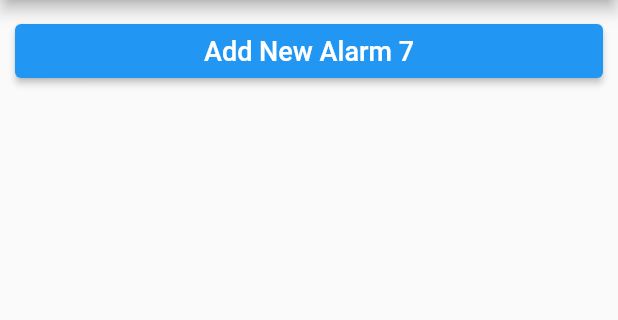
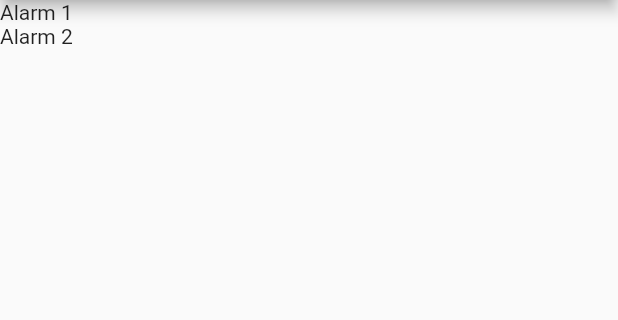
Before and after one commit to flak207/neat_alarm, a Flutter app: the screen it shows after launch, on a phone screen of 412 x 824 dp, the part 84-404 px from its top. Run offline on Flutter 3.47's test engine with Material 2 defaults, Android fonts, the phone set to English and light mode, and no system bars; our stand-ins replace flutter_local_notifications, shared_preferences, timezone.

Commit message:
Add base  model and storage service

```diff
--- a/lib/main.dart
+++ b/lib/main.dart
@@ -1,14 +1,14 @@
-import 'dart:async';
-
-import 'package:intl/intl.dart';
 import 'package:flutter/material.dart';
 import 'package:timezone/data/latest.dart' as tz;
 
-import './service/notification_service.dart';
+import 'package:neat_alarm/services/notification_service.dart';
+import 'package:neat_alarm/services/storage_service.dart';
+import 'package:neat_alarm/widgets/alarms_list.dart';
 
 Future<void> main() async {
   WidgetsFlutterBinding.ensureInitialized();
   await NotificationService().init();
+  await StorageService().init();
   tz.initializeTimeZones();
   runApp(const App());
 }
@@ -23,29 +23,28 @@
 class _AppState extends State<App> {
   @override
   Widget build(BuildContext context) {
-    AppBar appBarWdg = AppBar(title: const Text('Neat Alarm'));
+    // AppBar appBarWdg = AppBar(title: const Text('Neat Alarm'));
+    // var btnAddAlarm = ElevatedButton(
+    //     child: const Text(
+    //       'Add New Alarm 7',
+    //       style: TextStyle(fontSize: 18),
+    //     ),
+    //     onPressed: () async {
+    //       DateTime now = DateTime.now();
+    //       String formattedDate = DateFormat('yyyy-MM-dd HH:mm:ss').format(now);
+    //       debugPrint('Clicked $formattedDate');
 
-    var btnAddAlarm = ElevatedButton(
-        child: const Text(
-          'Add New Alarm 7',
-          style: TextStyle(fontSize: 18),
-        ),
-        onPressed: () async {
-          DateTime now = DateTime.now();
-          String formattedDate = DateFormat('yyyy-MM-dd HH:mm:ss').format(now);
-          debugPrint('Clicked $formattedDate');
+    //       NotificationService().showNotification("TEST");
+    //     });
+    // var btnContainer = Container(
+    //     margin: const EdgeInsets.all(10),
+    //     width: double.infinity,
+    //     child: btnAddAlarm);
+    // Widget bodyWdg = Column(children: [btnContainer]);
+    // Scaffold scaffold = Scaffold(appBar: appBarWdg, body: bodyWdg);
 
-          NotificationService().showNotification("TEST");
-        });
-    var btnContainer = Container(
-        margin: const EdgeInsets.all(10),
-        width: double.infinity,
-        child: btnAddAlarm);
-    Widget bodyWdg = Column(children: [btnContainer]);
-
-    Scaffold scaffold = Scaffold(appBar: appBarWdg, body: bodyWdg);
     // MaterialApp, CupertinoApp, WidgetsApp
-    MaterialApp baseApp = MaterialApp(home: scaffold);
+    const MaterialApp baseApp = MaterialApp(home: AlarmsList());
     return baseApp;
   }
 }
--- /dev/null
+++ b/lib/models/alarm.dart
@@ -0,0 +1,10 @@
+class Alarm {
+  final String name;
+  final DateTime dateTime;
+  final String description;
+  // final String soundPath;
+  final bool isActive;
+
+  Alarm(this.name, this.dateTime,
+      {this.description = '', this.isActive = true});
+}
--- a/lib/service/notification_service.dart
+++ b/lib/services/notification_service.dart
@@ -3,7 +3,7 @@ import 'package:flutter/material.dart';
 import 'package:flutter/services.dart';
 import 'package:timezone/timezone.dart' as tz;
 
-import '../constants.dart';
+import 'package:neat_alarm/constants.dart';
 
 class NotificationService {
   //#region Singletone
--- /dev/null
+++ b/lib/services/storage_service.dart
@@ -0,0 +1,33 @@
+import 'package:shared_preferences/shared_preferences.dart';
+
+import 'package:neat_alarm/models/alarm.dart';
+
+class StorageService {
+  //#region Singletone
+  static final StorageService _notificationService = StorageService._internal();
+
+  factory StorageService() {
+    return _notificationService;
+  }
+
+  StorageService._internal();
+  //#endregion
+
+  SharedPreferences? _sharedPreferences;
+
+  Future<void> init() async {
+    _sharedPreferences ??= await SharedPreferences.getInstance();
+  }
+
+  List<Alarm> getAlarms() {
+    // String? birthdaysForDate = _sharedPreferences!
+    //     .getString('DateService().formatDateForSharedPrefs(date)');
+    // if (birthdaysForDate == null) {
+    //   return [];
+    // }
+    return [
+      Alarm('Alarm 1', DateTime.now().add(const Duration(days: 1))),
+      Alarm('Alarm 2', DateTime.now().add(const Duration(days: 2)))
+    ];
+  }
+}
--- /dev/null
+++ b/lib/widgets/alarms_list.dart
@@ -0,0 +1,42 @@
+// AlarmsListWidget
+import 'package:flutter/material.dart';
+
+import 'package:neat_alarm/constants.dart';
+import 'package:neat_alarm/models/alarm.dart';
+import 'package:neat_alarm/services/storage_service.dart';
+
+class AlarmsList extends StatefulWidget {
+  const AlarmsList({Key? key}) : super(key: key);
+
+  @override
+  _AlarmsListState createState() => _AlarmsListState();
+}
+
+class _AlarmsListState extends State<AlarmsList> {
+  List<Alarm> alarms = [];
+
+  @override
+  void initState() {
+    alarms = StorageService().getAlarms();
+    super.initState();
+  }
+
+  @override
+  Widget build(BuildContext context) {
+    AppBar appBarWdg = AppBar(title: const Text(applicationName));
+
+    Widget bodyWdg = Column(children: [
+      Expanded(
+        child: ListView.builder(
+          itemCount: alarms.length,
+          itemBuilder: (BuildContext context, int index) {
+            return Text(alarms[index].name);
+          },
+        ),
+      ),
+    ]);
+
+    Scaffold scaffold = Scaffold(appBar: appBarWdg, body: bodyWdg);
+    return scaffold;
+  }
+}
--- a/pubspec.yaml
+++ b/pubspec.yaml
@@ -36,6 +36,7 @@ dependencies:
   cupertino_icons: ^1.0.2
   flutter_local_notifications: ^9.1.5
   intl: ^0.17.0
+  shared_preferences: ^2.0.11
 
 dev_dependencies:
   flutter_test:
```
Also changed, not shown: pubspec.lock.
